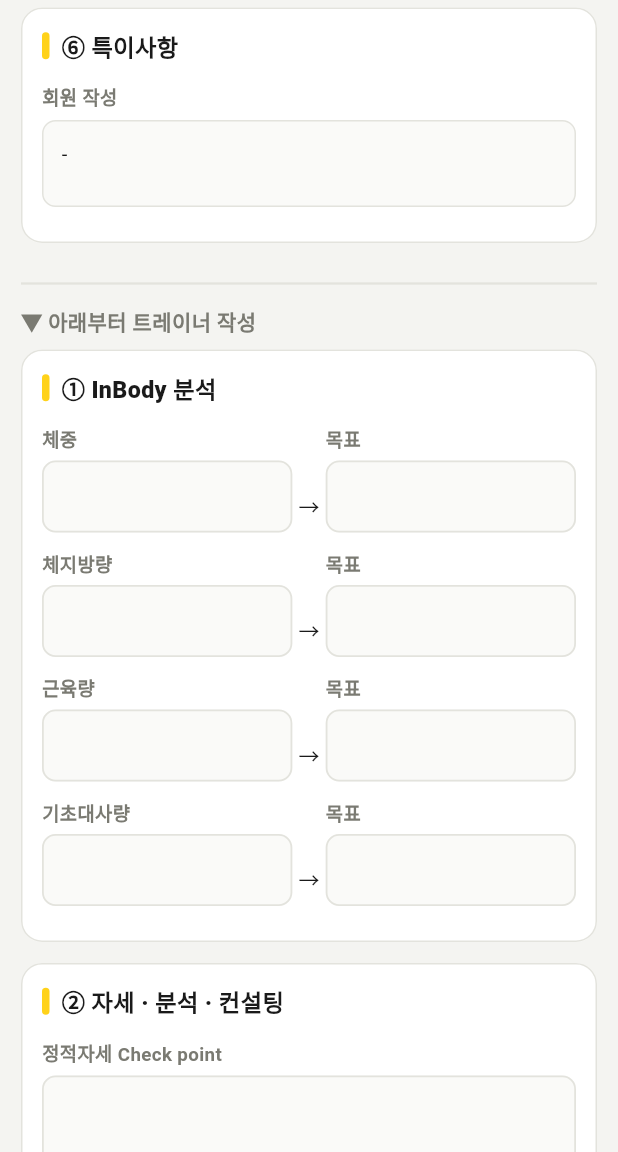
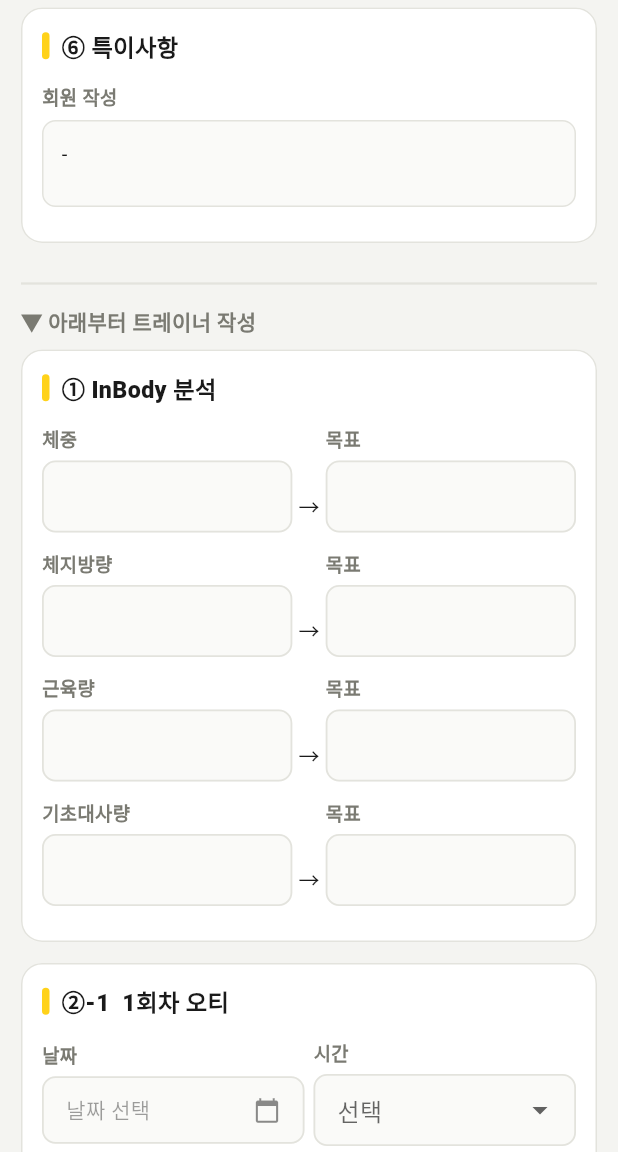
Before and after one commit to jihyeon0515/HBG-OT, a Flutter app: the TrainerOtPage screen opened directly with empty values, scrolled down 1728 dp, on a phone screen of 412 x 824 dp, the part 84-1236 px from its top. Run offline on Flutter 3.47's test engine with Material 3 defaults, Android fonts, the phone set to English and light mode, and no system bars; our stand-ins replace shared_preferences; accounts and stored records are empty.

Commit message:
feat: 트레이너 입력폼에서 자세분석컨설팅·오티프로그램목표 섹션 삭제
Co-Authored-By: Claude Opus 4.8 <noreply@anthropic.com>

```diff
--- a/lib/screens/trainer_ot.dart
+++ b/lib/screens/trainer_ot.dart
@@ -128,27 +128,8 @@ class _TrainerOtPageState extends State<TrainerOtPage> {
             _pair('근육량', 'm_now', '목표', 'm_goal'),
             _pair('기초대사량', 'b_now', '목표', 'b_goal'),
           ]),
-          FormSection(title: '② 자세 · 분석 · 컨설팅', children: [
-            TextField2(data, 'checkpoint', '정적자세 Check point',
-                maxLines: 2, onChanged: _c),
-            TextField2(data, 'analysis', '평가분석 내용', maxLines: 3, onChanged: _c),
-            TextField2(data, 'program', '권장 운동프로그램', maxLines: 3, onChanged: _c),
-            ChipsField(data, 'period', '최종 기간 컨설팅', periodOptions,
-                multi: false, onChanged: _c),
-          ]),
-          FormSection(title: '③ 오티 프로그램 목표', children: [
-            DropdownField(data, 'your_goal', '운동목적 (= 프로그램명)', goalOptions,
-                onChanged: _c),
-            TextField2(data, 'set_per_day', '총 1일 세트',
-                keyboardType: TextInputType.number, onChanged: _c),
-            DropdownField(data, 'rec_days', '권장 운동일 (주 __회)', daysOptions,
-                onChanged: _c),
-            DropdownField(data, 'time_min', '운동 시간(분)', exTimeOptions,
-                onChanged: _c),
-            TextField2(data, 'target_hr', '목표 심박수', onChanged: _c),
-          ]),
           for (var i = 1; i <= 3; i++) _sessionSection(i),
-          FormSection(title: '⑤ 특이사항 메모', children: [
+          FormSection(title: '③ 특이사항 메모', children: [
             TextField2(data, 'trainer_note',
                 '통증·부상·주의사항 등 트레이너 메모', maxLines: 3, onChanged: _c),
           ]),
@@ -236,7 +217,7 @@ class _TrainerOtPageState extends State<TrainerOtPage> {
     final p = 'os$i';
     final signedM = (data['${p}_msign'] ?? '').toString().isNotEmpty;
     final signedA = (data['${p}_asign'] ?? '').toString().isNotEmpty;
-    return FormSection(title: '④-$i  $i회차 오티', children: [
+    return FormSection(title: '②-$i  $i회차 오티', children: [
       Row(children: [
         Expanded(child: DateField(data, '${p}_date', '날짜', onChanged: _c)),
         const SizedBox(width: 6),
```
Also changed, not shown: 1 other file.
